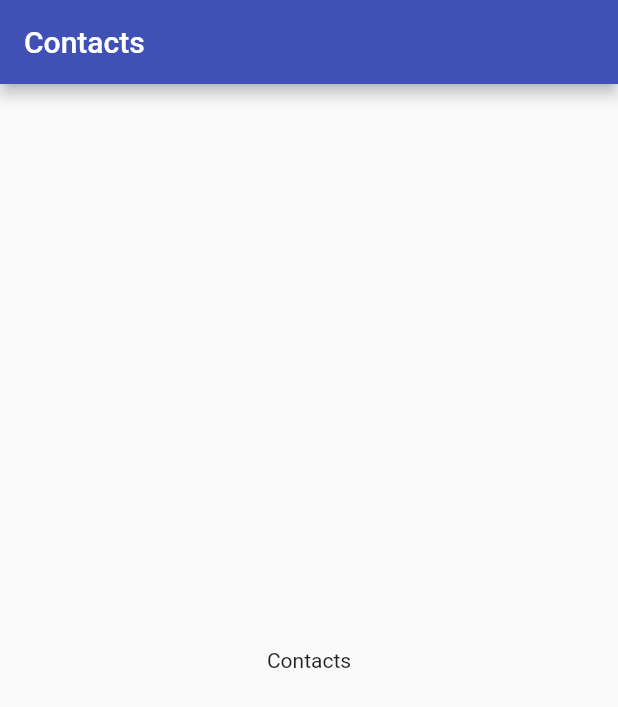
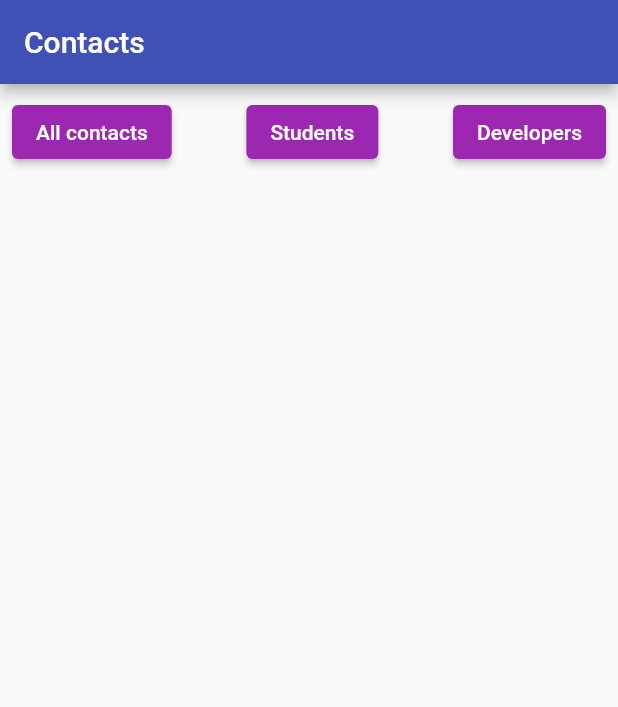
Before and after one commit to andrianiainafn/MyContacts, a Flutter app: the screen it shows after launch, on a phone screen of 412 x 824 dp. Shown: the top 707 px of the screen. Run offline on Flutter 3.47's test engine with Material 2 defaults, Android fonts, the phone set to English and light mode, and no system bars; our stand-ins replace flutter_bloc.

Commit message:
ajout du bloc de contacts et sa page

```diff
--- a/lib/bloc/contacts.bloc.dart
+++ b/lib/bloc/contacts.bloc.dart
@@ -5,9 +5,9 @@ import '../repositories/contacts.repo.dart';
 
 abstract class ContactsEvent{}
 
-class LoadAllContactsEvent extends ContactsEvent{}
-class LoadStudentsevent extends ContactsEvent{}
-class LoadDevelopersEvent  extends ContactsEvent{}
+final class LoadAllContactsEvent extends ContactsEvent{}
+final class LoadStudentsevent extends ContactsEvent{}
+final class LoadDevelopersEvent  extends ContactsEvent{}
 
 enum RequestState{ LOADING,LOADED,ERROR,NONE }
 
@@ -20,10 +20,10 @@ class ContactsState{
 }
 
 class ContactsBloc extends Bloc<ContactsEvent,ContactsState>{
-  ContactsRepository contactsRepository;
+  late ContactsRepository contactsRepository;
 
-  ContactsBloc(super.initialState,this.contactsRepository){
-    on<LoadAllContactsEvent>((event,emit) async{
+  ContactsBloc(ContactsState initialState, this.contactsRepository) :
+    super(ContactsState(contact: [],errorMessage: '',requestState: RequestState.NONE)){on<LoadAllContactsEvent>((event,emit) async{
       emit(ContactsState(contact: state.contact,requestState: RequestState.LOADING));
       try {
         List<Contact> data = await contactsRepository.allContacts();
@@ -40,4 +40,6 @@ class ContactsBloc extends Bloc<ContactsEvent,ContactsState>{
     });
   }
 
+
+
 }
--- a/lib/main.dart
+++ b/lib/main.dart
@@ -1,4 +1,7 @@
 import 'package:flutter/material.dart';
+import 'package:flutter_bloc/flutter_bloc.dart';
+import 'package:social_mobile/bloc/contacts.bloc.dart';
+import 'package:social_mobile/repositories/contacts.repo.dart';
 import 'package:social_mobile/ui/pages/contacts/contacts.page.dart';
 
 void main() {
@@ -10,12 +13,21 @@ class MyApp extends StatelessWidget {
 
   @override
   Widget build(BuildContext context) {
-    return MaterialApp(
-      theme: ThemeData(primarySwatch: Colors.indigo),
-      routes: {
-        '/contacts':(context)=>ContactsPage()
-      },
-      initialRoute: '/contacts',
+    return MultiBlocProvider(
+      providers: [
+        BlocProvider(create: (context)=>ContactsBloc
+          (ContactsState(contact: [],requestState: RequestState.NONE,errorMessage: ''),
+            ContactsRepository()
+        )
+        )
+      ],
+      child: MaterialApp(
+        theme: ThemeData(primarySwatch: Colors.indigo),
+        routes: {
+          '/contacts':(context)=>ContactsPage()
+        },
+        initialRoute: '/contacts',
+      ),
     );
   }
 }
--- a/lib/repositories/contacts.repo.dart
+++ b/lib/repositories/contacts.repo.dart
@@ -12,7 +12,7 @@ class ContactsRepository{
   };
 
   Future<List<Contact>> allContacts() async{
-    var future = await Future.delayed(const Duration(seconds: 1));
+    await Future.delayed(const Duration(seconds: 1));
     int rnd = Random().nextInt(10);
     if(rnd > 3){
       return contacts.values.toList();
@@ -22,7 +22,7 @@ class ContactsRepository{
   }
 
   Future<List<Contact>> contactsByTypes(String type) async{
-    var future = await Future.delayed(const Duration(seconds: 1));
+    await Future.delayed(const Duration(seconds: 1));
     int rnd = Random().nextInt(10);
     if(rnd > 3){
       return contacts.values.where((element) => element.type == type).toList();
--- a/lib/ui/pages/contacts/contacts.page.dart
+++ b/lib/ui/pages/contacts/contacts.page.dart
@@ -1,4 +1,6 @@
 import 'package:flutter/material.dart';
+import 'package:flutter_bloc/flutter_bloc.dart';
+import 'package:social_mobile/bloc/contacts.bloc.dart';
 
 class ContactsPage extends StatelessWidget {
   const ContactsPage({super.key});
@@ -7,8 +9,73 @@ class ContactsPage extends StatelessWidget {
   Widget build(BuildContext context) {
     return Scaffold(
       appBar: AppBar(title: const Text('Contacts'),),
-      body: const Center(
-        child: Text('Contacts'),
+      body: Column(
+        children: [
+          Padding(
+            padding: const EdgeInsets.all(8.0),
+            child: Row(
+              mainAxisAlignment: MainAxisAlignment.spaceBetween,
+              children: [
+                ElevatedButton(onPressed: (){
+
+                },
+                  style: ElevatedButton.styleFrom(
+                    backgroundColor: Colors.purple
+                  ),
+                  child: const Text("All contacts"),
+                ),
+                ElevatedButton(onPressed: (){
+                    context.read<ContactsBloc>().add(LoadAllContactsEvent());
+                },
+                style: ElevatedButton.styleFrom(
+                    backgroundColor: Colors.purple
+                ),
+                child: const Text("Students")
+                ),
+                ElevatedButton(onPressed: (){
+
+                },
+                style: ElevatedButton.styleFrom(
+                  backgroundColor: Colors.purple
+                ),
+                child: const Text("Developers")),
+              ],
+            ),
+          ),
+          BlocBuilder<ContactsBloc,ContactsState>(
+            builder:(context,state){
+              print("rebuild");
+              if(state.requestState == RequestState.LOADING){
+                return const Center(
+                  child: CircularProgressIndicator(),
+                );
+              }else if(state.requestState == RequestState.ERROR){
+                return Column(
+                  children: [
+                    Text('${state.errorMessage}'),
+                    ElevatedButton(onPressed: (){}, child: Text("Retry"))
+                  ],
+                );
+              }else if(state.requestState ==  RequestState.LOADED){
+                return Expanded(
+                  child: ListView.builder(
+                    itemCount: state.contact?.length,
+                    itemBuilder: (context,index){
+                      return ListTile(
+                        title: Row(
+                          children: [
+                            Text('${state.contact?[index].name}')
+                          ],
+                        ),
+                      );
+                  }),
+                );
+              }else{
+                return Container();
+              }
+            }
+          )
+        ],
       ),
     );
   }
```
